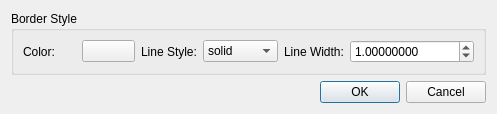
First picture: the form in hexrdgui/resources/ui/mask_border_style_picker.ui, repository HEXRD/hexrdgui, before the edit.
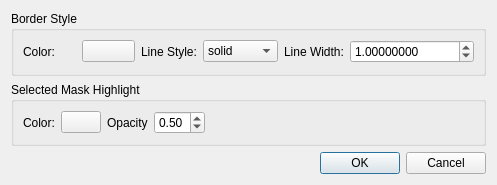
Second picture: the form after the edit. Custom widgets are drawn as their Qt base class.

Commit message: Add highlight color and opacity to style dialog

```diff
--- a/hexrdgui/resources/ui/mask_border_style_picker.ui
+++ b/hexrdgui/resources/ui/mask_border_style_picker.ui
@@ -7,7 +7,7 @@
     <x>0</x>
     <y>0</y>
     <width>497</width>
-    <height>114</height>
+    <height>185</height>
    </rect>
   </property>
   <property name="windowTitle">
@@ -109,6 +109,80 @@
      </layout>
     </widget>
    </item>
+   <item>
+    <widget class="QGroupBox" name="highlight_style_group">
+     <property name="title">
+      <string>Selected Mask Highlight</string>
+     </property>
+     <layout class="QHBoxLayout" name="horizontalLayout">
+      <item>
+       <widget class="QLabel" name="highlight_color_label">
+        <property name="text">
+         <string>Color:</string>
+        </property>
+        <property name="buddy">
+         <cstring>border_color</cstring>
+        </property>
+       </widget>
+      </item>
+      <item>
+       <widget class="QPushButton" name="highlight_color">
+        <property name="text">
+         <string/>
+        </property>
+        <property name="autoDefault">
+         <bool>false</bool>
+        </property>
+       </widget>
+      </item>
+      <item>
+       <widget class="QLabel" name="opacity_label">
+        <property name="text">
+         <string>Opacity</string>
+        </property>
+        <property name="buddy">
+         <cstring>border_size</cstring>
+        </property>
+       </widget>
+      </item>
+      <item>
+       <widget class="ScientificDoubleSpinBox" name="opacity">
+        <property name="keyboardTracking">
+         <bool>false</bool>
+        </property>
+        <property name="decimals">
+         <number>2</number>
+        </property>
+        <property name="minimum">
+         <double>0.000000000000000</double>
+        </property>
+        <property name="maximum">
+         <double>1.000000000000000</double>
+        </property>
+        <property name="singleStep">
+         <double>0.100000000000000</double>
+        </property>
+        <property name="value">
+         <double>0.500000000000000</double>
+        </property>
+       </widget>
+      </item>
+      <item>
+       <spacer name="horizontalSpacer">
+        <property name="orientation">
+         <enum>Qt::Horizontal</enum>
+        </property>
+        <property name="sizeHint" stdset="0">
+         <size>
+          <width>40</width>
+          <height>20</height>
+         </size>
+        </property>
+       </spacer>
+      </item>
+     </layout>
+    </widget>
+   </item>
    <item>
     <widget class="QDialogButtonBox" name="button_box">
      <property name="orientation">
```
Left out of the diff: 12 changed lines with no effect on the pictures. The commit also changes 2 other files.
